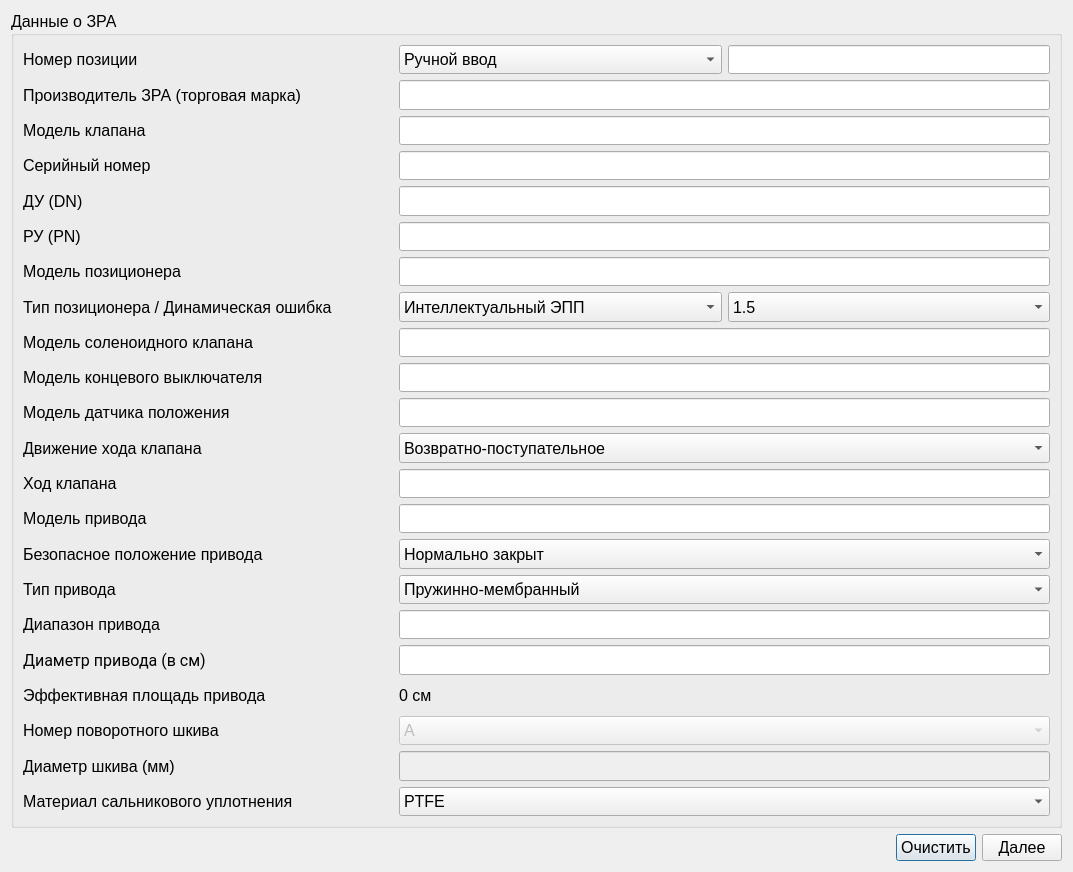
This is ValveWindow.ui in Rekvim/MpiSki as Qt 5 draws it before an edit. The edited form follows.
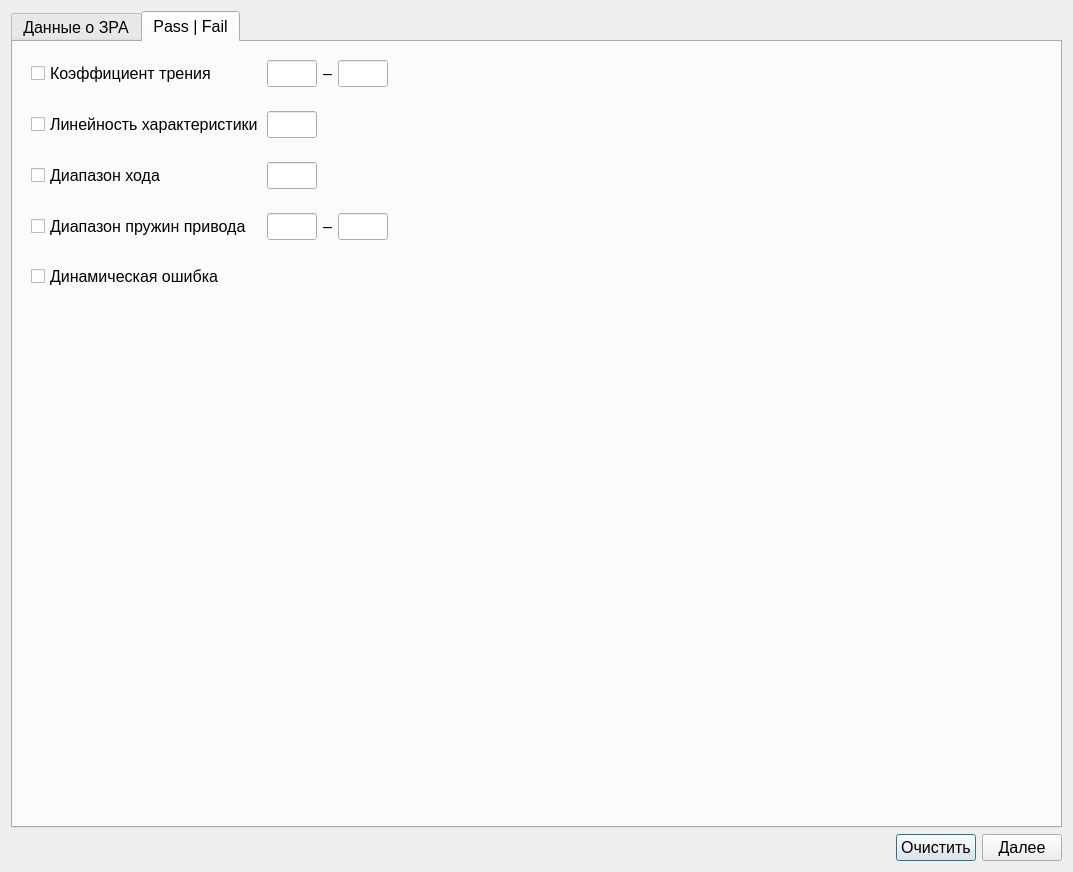
This is the edited form.

Diff of the .ui file:
```diff
--- a/ValveWindow.ui
+++ b/ValveWindow.ui
@@ -26,22 +26,14 @@
   </property>
   <layout class="QVBoxLayout" name="verticalLayout_2">
    <item>
-    <widget class="QGroupBox" name="groupBox">
-     <property name="sizePolicy">
-      <sizepolicy hsizetype="Expanding" vsizetype="Expanding">
-       <horstretch>0</horstretch>
-       <verstretch>0</verstretch>
-      </sizepolicy>
+    <widget class="QTabWidget" name="tabWidget">
+     <property name="currentIndex">
+      <number>1</number>
      </property>
-     <property name="font">
-      <font>
-       <family>Segoe UI</family>
-       <pointsize>12</pointsize>
-      </font>
-     </property>
-     <property name="title">
+     <widget class="QWidget" name="tab">
+      <attribute name="title">
       <string>Данные о ЗРА</string>
-     </property>
+      </attribute>
      <layout class="QVBoxLayout" name="verticalLayout">
       <item>
        <widget class="QWidget" name="widget_positionNumber" native="true">
@@ -1913,6 +1905,396 @@
        </widget>
       </item>
      </layout>
+     </widget>
+     <widget class="QWidget" name="tab_2">
+      <attribute name="title">
+       <string>Pass | Fail</string>
+      </attribute>
+      <layout class="QVBoxLayout" name="verticalLayout_3">
+       <item>
+        <widget class="QWidget" name="widget_crossingLimits_coefficientFriction" native="true">
+         <layout class="QHBoxLayout" name="horizontalLayout_3">
+          <item>
+           <widget class="QCheckBox" name="checkBox_crossingLimits_coefficientFriction">
+            <property name="sizePolicy">
+             <sizepolicy hsizetype="Expanding" vsizetype="Fixed">
+              <horstretch>0</horstretch>
+              <verstretch>0</verstretch>
+             </sizepolicy>
+            </property>
+            <property name="minimumSize">
+             <size>
+              <width>0</width>
+              <height>0</height>
+             </size>
+            </property>
+            <property name="maximumSize">
+             <size>
+              <width>230</width>
+              <height>16777215</height>
+             </size>
+            </property>
+            <property name="text">
+             <string>Коэффициент трения</string>
+            </property>
+           </widget>
+          </item>
+          <item>
+           <widget class="QLineEdit" name="lineEdit_crossingLimits_coefficientFriction_lowerLimit">
+            <property name="sizePolicy">
+             <sizepolicy hsizetype="Preferred" vsizetype="Fixed">
+              <horstretch>0</horstretch>
+              <verstretch>0</verstretch>
+             </sizepolicy>
+            </property>
+            <property name="minimumSize">
+             <size>
+              <width>50</width>
+              <height>0</height>
+             </size>
+            </property>
+            <property name="maximumSize">
+             <size>
+              <width>50</width>
+              <height>16777215</height>
+             </size>
+            </property>
+           </widget>
+          </item>
+          <item>
+           <widget class="QLabel" name="label">
+            <property name="text">
+             <string>–</string>
+            </property>
+           </widget>
+          </item>
+          <item>
+           <widget class="QLineEdit" name="lineEdit_crossingLimits_coefficientFriction_upperLimit">
+            <property name="sizePolicy">
+             <sizepolicy hsizetype="Preferred" vsizetype="Fixed">
+              <horstretch>0</horstretch>
+              <verstretch>0</verstretch>
+             </sizepolicy>
+            </property>
+            <property name="minimumSize">
+             <size>
+              <width>50</width>
+              <height>0</height>
+             </size>
+            </property>
+            <property name="maximumSize">
+             <size>
+              <width>50</width>
+              <height>16777215</height>
+             </size>
+            </property>
+           </widget>
+          </item>
+          <item>
+           <spacer name="horizontalSpacer_coefficientFriction">
+            <property name="orientation">
+             <enum>Qt::Orientation::Horizontal</enum>
+            </property>
+            <property name="sizeHint" stdset="0">
+             <size>
+              <width>40</width>
+              <height>20</height>
+             </size>
+            </property>
+           </spacer>
+          </item>
+         </layout>
+        </widget>
+       </item>
+       <item>
+        <widget class="QWidget" name="widget" native="true">
+         <layout class="QHBoxLayout" name="horizontalLayout_2">
+          <item>
+           <widget class="QCheckBox" name="checkBox_crossingLimits_linearCharacteristic">
+            <property name="sizePolicy">
+             <sizepolicy hsizetype="Expanding" vsizetype="Fixed">
+              <horstretch>0</horstretch>
+              <verstretch>0</verstretch>
+             </sizepolicy>
+            </property>
+            <property name="minimumSize">
+             <size>
+              <width>0</width>
+              <height>0</height>
+             </size>
+            </property>
+            <property name="maximumSize">
+             <size>
+              <width>230</width>
+              <height>16777215</height>
+             </size>
+            </property>
+            <property name="text">
+             <string>Линейность характеристики</string>
+            </property>
+           </widget>
+          </item>
+          <item>
+           <widget class="QLineEdit" name="lineEdit_crossingLimits_linearCharacteristic_lowerLimit">
+            <property name="sizePolicy">
+             <sizepolicy hsizetype="Preferred" vsizetype="Fixed">
+              <horstretch>0</horstretch>
+              <verstretch>0</verstretch>
+             </sizepolicy>
+            </property>
+            <property name="minimumSize">
+             <size>
+              <width>50</width>
+              <height>0</height>
+             </size>
+            </property>
+            <property name="maximumSize">
+             <size>
+              <width>50</width>
+              <height>16777215</height>
+             </size>
+            </property>
+           </widget>
+          </item>
+          <item>
+           <spacer name="horizontalSpacer_3">
+            <property name="orientation">
+             <enum>Qt::Orientation::Horizontal</enum>
+            </property>
+            <property name="sizeHint" stdset="0">
+             <size>
+              <width>40</width>
+              <height>20</height>
+             </size>
+            </property>
+           </spacer>
+          </item>
+         </layout>
+        </widget>
+       </item>
+       <item>
+        <widget class="QWidget" name="widget_crossingLimits_range" native="true">
+         <layout class="QHBoxLayout" name="horizontalLayout_4">
+          <item>
+           <widget class="QCheckBox" name="checkBox_crossingLimits_range">
+            <property name="sizePolicy">
+             <sizepolicy hsizetype="Expanding" vsizetype="Fixed">
+              <horstretch>0</horstretch>
+              <verstretch>0</verstretch>
+             </sizepolicy>
+            </property>
+            <property name="minimumSize">
+             <size>
+              <width>0</width>
+              <height>0</height>
+             </size>
+            </property>
+            <property name="maximumSize">
+             <size>
+              <width>230</width>
+              <height>16777215</height>
+             </size>
+            </property>
+            <property name="text">
+             <string>Диапазон хода</string>
+            </property>
+           </widget>
+          </item>
+          <item>
+           <widget class="QLineEdit" name="lineEdit_crossingLimits_range_lowerLimit">
+            <property name="sizePolicy">
+             <sizepolicy hsizetype="Preferred" vsizetype="Fixed">
+              <horstretch>0</horstretch>
+              <verstretch>0</verstretch>
+             </sizepolicy>
+            </property>
+            <property name="minimumSize">
+             <size>
+              <width>50</width>
+              <height>0</height>
+             </size>
+            </property>
+            <property name="maximumSize">
+             <size>
+              <width>50</width>
+              <height>16777215</height>
+             </size>
+            </property>
+           </widget>
+          </item>
+          <item>
+           <spacer name="horizontalSpacer_crossingLimits_range">
+            <property name="orientation">
+             <enum>Qt::Orientation::Horizontal</enum>
+            </property>
+            <property name="sizeHint" stdset="0">
+             <size>
+              <width>40</width>
+              <height>20</height>
+             </size>
+            </property>
+           </spacer>
+          </item>
+         </layout>
+        </widget>
+       </item>
+       <item>
+        <widget class="QWidget" name="widget_5" native="true">
+         <layout class="QHBoxLayout" name="horizontalLayout_5">
+          <item>
+           <widget class="QCheckBox" name="checkBox_crossingLimits_spring">
+            <property name="sizePolicy">
+             <sizepolicy hsizetype="Expanding" vsizetype="Fixed">
+              <horstretch>0</horstretch>
+              <verstretch>0</verstretch>
+             </sizepolicy>
+            </property>
+            <property name="minimumSize">
+             <size>
+              <width>0</width>
+              <height>0</height>
+             </size>
+            </property>
+            <property name="maximumSize">
+             <size>
+              <width>230</width>
+              <height>16777215</height>
+             </size>
+            </property>
+            <property name="text">
+             <string>Диапазон пружин привода</string>
+            </property>
+           </widget>
+          </item>
+          <item>
+           <widget class="QLineEdit" name="lineEdit_crossingLimits_spring_lowerLimit">
+            <property name="sizePolicy">
+             <sizepolicy hsizetype="Preferred" vsizetype="Fixed">
+              <horstretch>0</horstretch>
+              <verstretch>0</verstretch>
+             </sizepolicy>
+            </property>
+            <property name="minimumSize">
+             <size>
+              <width>50</width>
+              <height>0</height>
+             </size>
+            </property>
+            <property name="maximumSize">
+             <size>
+              <width>50</width>
+              <height>16777215</height>
+             </size>
+            </property>
+           </widget>
+          </item>
+          <item>
+           <widget class="QLabel" name="label_crossingLimits_spring">
+            <property name="text">
+             <string>–</string>
+            </property>
+           </widget>
+          </item>
+          <item>
+           <widget class="QLineEdit" name="lineEdit_crossingLimits_spring_upperLimit">
+            <property name="sizePolicy">
+             <sizepolicy hsizetype="Preferred" vsizetype="Fixed">
+              <horstretch>0</horstretch>
+              <verstretch>0</verstretch>
+             </sizepolicy>
+            </property>
+            <property name="minimumSize">
+             <size>
+              <width>50</width>
+              <height>0</height>
+             </size>
+            </property>
+            <property name="maximumSize">
+             <size>
+              <width>50</width>
+              <height>16777215</height>
+             </size>
+            </property>
+           </widget>
+          </item>
+          <item>
+           <spacer name="horizontalSpacer_5">
+            <property name="orientation">
+             <enum>Qt::Orientation::Horizontal</enum>
+            </property>
+            <property name="sizeHint" stdset="0">
+             <size>
+              <width>40</width>
+              <height>20</height>
+             </size>
+            </property>
+           </spacer>
+          </item>
+         </layout>
+        </widget>
+       </item>
+       <item>
+        <widget class="QWidget" name="widget_6" native="true">
+         <layout class="QHBoxLayout" name="horizontalLayout_6">
+          <item>
+           <widget class="QCheckBox" name="checkBox_crossingLimits_dinamicError">
+            <property name="sizePolicy">
+             <sizepolicy hsizetype="Expanding" vsizetype="Fixed">
+              <horstretch>0</horstretch>
+              <verstretch>0</verstretch>
+             </sizepolicy>
+            </property>
+            <property name="minimumSize">
+             <size>
+              <width>0</width>
+              <height>0</height>
+             </size>
+            </property>
+            <property name="maximumSize">
+             <size>
+              <width>230</width>
+              <height>16777215</height>
+             </size>
+            </property>
+            <property name="text">
+             <string>Динамическая ошибка</string>
+            </property>
+           </widget>
+          </item>
+          <item>
+           <spacer name="horizontalSpacer_6">
+            <property name="orientation">
+             <enum>Qt::Orientation::Horizontal</enum>
+            </property>
+            <property name="sizeHint" stdset="0">
+             <size>
+              <width>40</width>
+              <height>20</height>
+             </size>
+            </property>
+           </spacer>
+          </item>
+         </layout>
+        </widget>
+       </item>
+       <item>
+        <spacer name="verticalSpacer">
+         <property name="orientation">
+          <enum>Qt::Orientation::Vertical</enum>
+         </property>
+         <property name="sizeHint" stdset="0">
+          <size>
+           <width>20</width>
+           <height>40</height>
+          </size>
+         </property>
+        </spacer>
+       </item>
+       <item>
+        <widget class="QWidget" name="widget_3" native="true"/>
+       </item>
+      </layout>
+     </widget>
     </widget>
    </item>
    <item>
```
Lines whose indentation alone changed are shown as unchanged.
